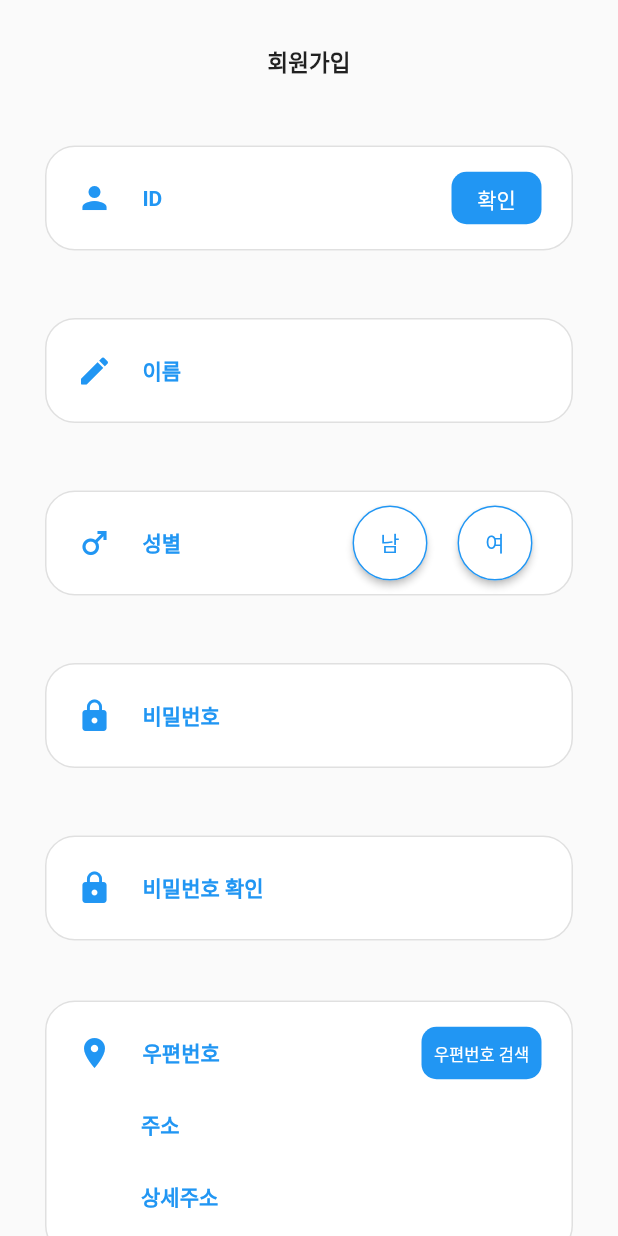
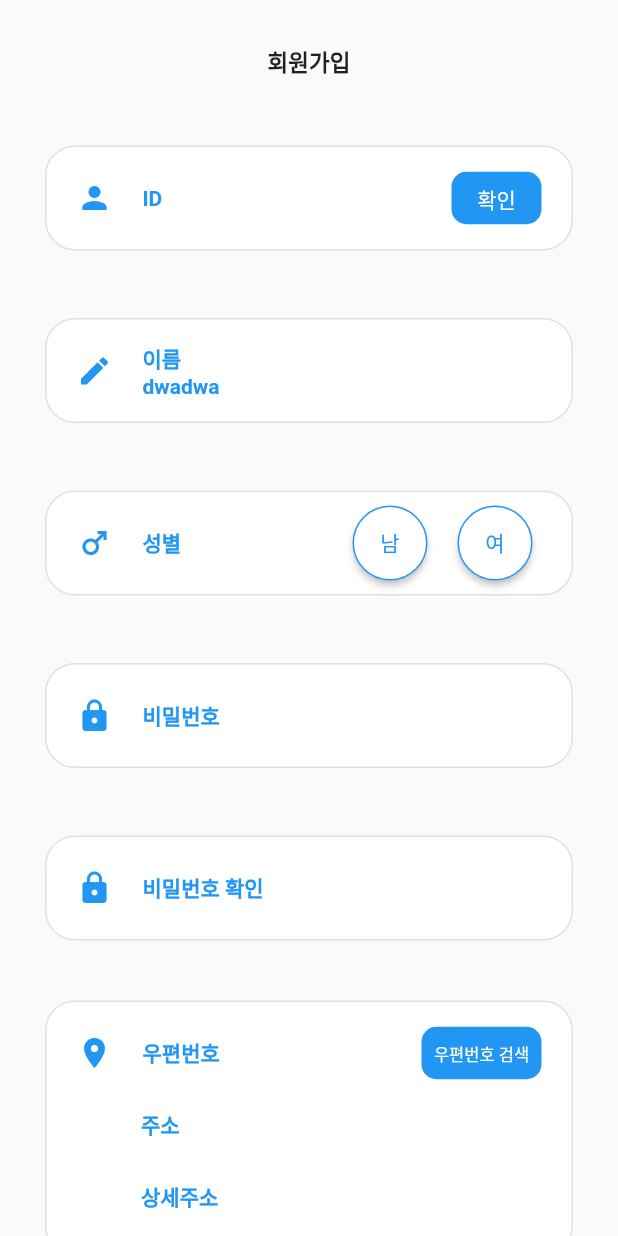
Before and after one commit to hhs0579/Dream, a Flutter app: the JoinPage screen opened directly, on a phone screen of 412 x 824 dp. Run offline on Flutter 3.47's test engine with Material 2 defaults, Android fonts, the light colour scheme and no system bars; our stand-ins replace extended_image, get, image_picker, logger, pie_chart; missing offline and left inert: kpostal.

Commit message:
Update join_page.dart

```diff
--- a/dreamproject/lib/screens/starts/join_page.dart
+++ b/dreamproject/lib/screens/starts/join_page.dart
@@ -270,7 +270,7 @@ class _JoinPageState extends State<JoinPage> {
                       ),
                       Container(
                         width: 60,
-                        child: Text("이름",
+                        child: Text("이름dwadwa",
                             style: TextStyle(
                               color: Colors.blue,
                               fontWeight: FontWeight.bold,
```
